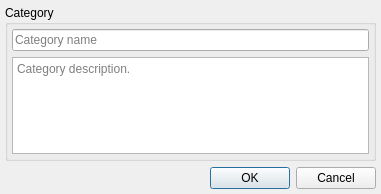
Old version of the form dlgnewcategory.ui in the repository lincolningaroca/xxxApp.
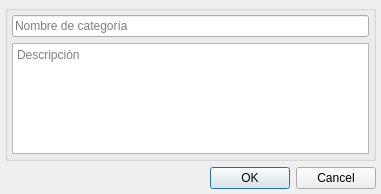
New version of the form.

Commit message: The texts of both the title of the edit data window and the interface in general have been changed.

What changed in the file:
```diff
--- a/dlgnewcategory.ui
+++ b/dlgnewcategory.ui
@@ -29,7 +29,7 @@
    <item>
     <widget class="QGroupBox" name="groupBox">
      <property name="title">
-      <string>Category</string>
+      <string/>
      </property>
      <layout class="QVBoxLayout" name="verticalLayout">
       <property name="leftMargin">
@@ -47,14 +47,14 @@
       <item>
        <widget class="QLineEdit" name="txtCategory">
         <property name="placeholderText">
-         <string>Category name</string>
+         <string>Nombre de categoría</string>
         </property>
        </widget>
       </item>
       <item>
        <widget class="QPlainTextEdit" name="pteDesc">
         <property name="placeholderText">
-         <string>Category description.</string>
+         <string>Descripción</string>
         </property>
        </widget>
       </item>
```
Left out of the diff: 2 changed lines with no effect on the pictures. The commit also changes 2 other files.
